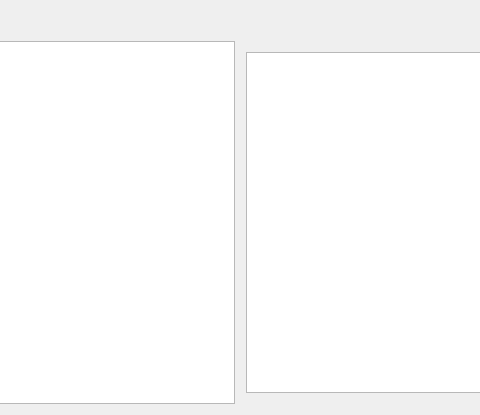
reddream/QtGantt, file gantt-lib/ganttwidget.ui: the form before one commit; both pictures show x 205 to 685 and y 0 to 415 of the 917 by 415 pixel window.
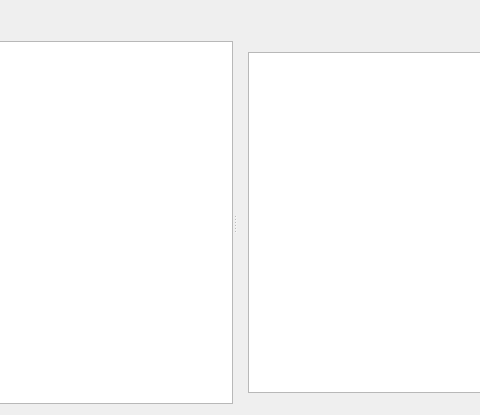
The form after the commit. Custom widgets are drawn as their Qt base class.

```diff
--- a/gantt-lib/ganttwidget.ui
+++ b/gantt-lib/ganttwidget.ui
@@ -65,9 +65,6 @@
      <property name="orientation">
       <enum>Qt::Horizontal</enum>
      </property>
-     <property name="handleWidth">
-      <number>0</number>
-     </property>
      <widget class="QTreeView" name="treeView">
       <property name="sizePolicy">
        <sizepolicy hsizetype="Preferred" vsizetype="Expanding">
```
Left out of the diff: 26 changed lines with no effect on the pictures.
